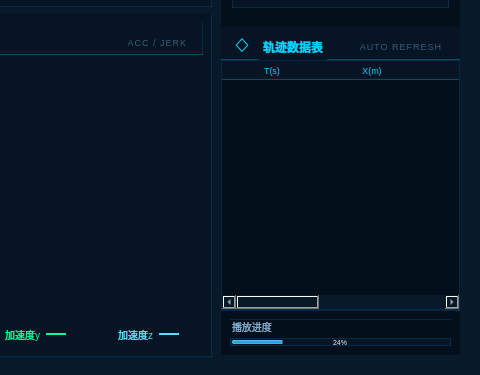
Qt form src/gui/mainwindow.ui (hudingjin/grauduation) before a commit; both pictures show x 834 to 1314 and y 428 to 803 of the 1314 by 803 pixel window.
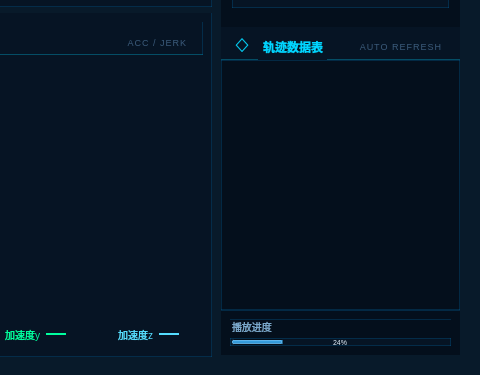
The same form after that commit. Icons and pictures are not drawn.

Patch:
```diff
--- a/src/gui/mainwindow.ui
+++ b/src/gui/mainwindow.ui
@@ -5699,7 +5699,7 @@
            </widget>
           </item>
           <item>
-           <widget class="QTableWidget" name="tableTrajectory">
+           <widget class="QTableView" name="tableTrajectory">
             <property name="minimumSize">
              <size>
               <width>0</width>
@@ -5713,18 +5713,18 @@
              </size>
             </property>
             <property name="styleSheet">
-             <string notr="true">QTableWidget {
+             <string notr="true">QTableView {
     background-color: #040f1c;
     border: 1px solid rgba(0, 100, 160, 0.3);
     font-family: &quot;Share Tech Mono&quot;, monospace;
     font-size: 10px;
     gridline-color: rgba(0, 100, 160, 0.15);
 }
-QTableWidget::item {
+QTableView::item {
     color: #7aa8cc;
     padding: 4px 8px;
 }
-QTableWidget::item:selected {
+QTableView::item:selected {
     background-color: rgba(0, 212, 255, 0.15);
 }
 QHeaderView::section {
@@ -5797,43 +5797,6 @@
     background: transparent;
 }</string>
             </property>
-            <property name="columnCount">
-             <number>5</number>
-            </property>
-            <column>
-             <property name="text">
-              <string>T(s)</string>
-             </property>
-             <property name="font">
-              <font>
-               <kerning>true</kerning>
-               <fontweight>Thin</fontweight>
-              </font>
-             </property>
-             <property name="icon">
-              <iconset theme="轨迹数据表"/>
-             </property>
-            </column>
-            <column>
-             <property name="text">
-              <string>X(m)</string>
-             </property>
-            </column>
-            <column>
-             <property name="text">
-              <string>Y(m)</string>
-             </property>
-            </column>
-            <column>
-             <property name="text">
-              <string>Z(m)</string>
-             </property>
-            </column>
-            <column>
-             <property name="text">
-              <string>V(m/s)</string>
-             </property>
-            </column>
            </widget>
           </item>
           <item>
```
